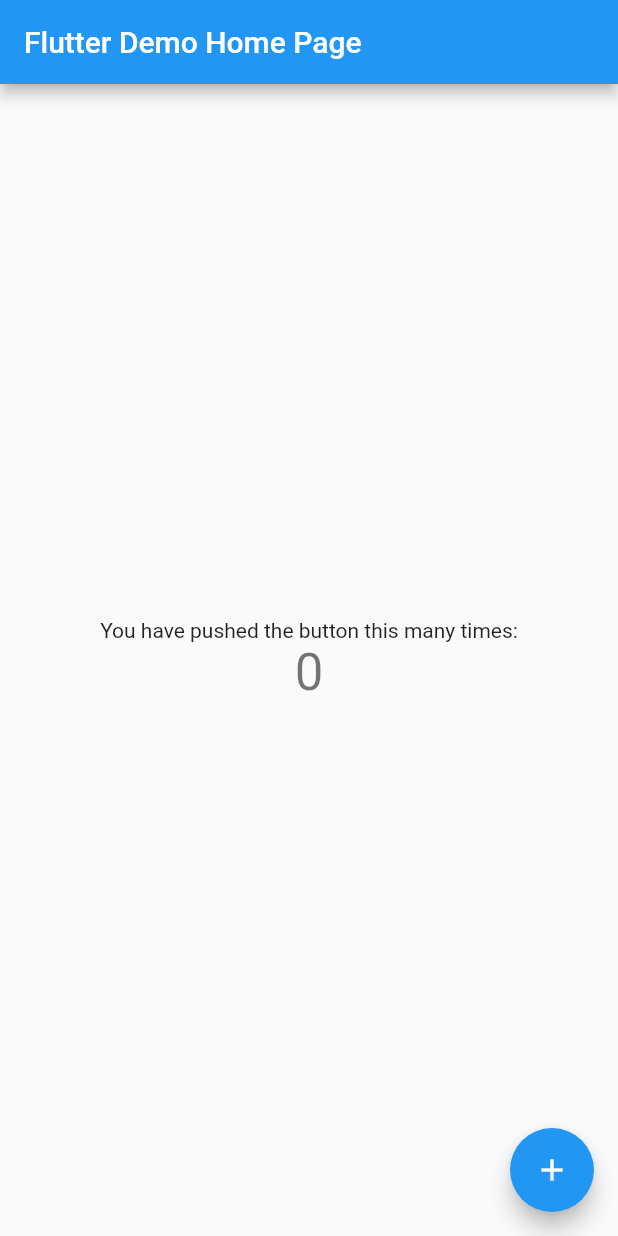
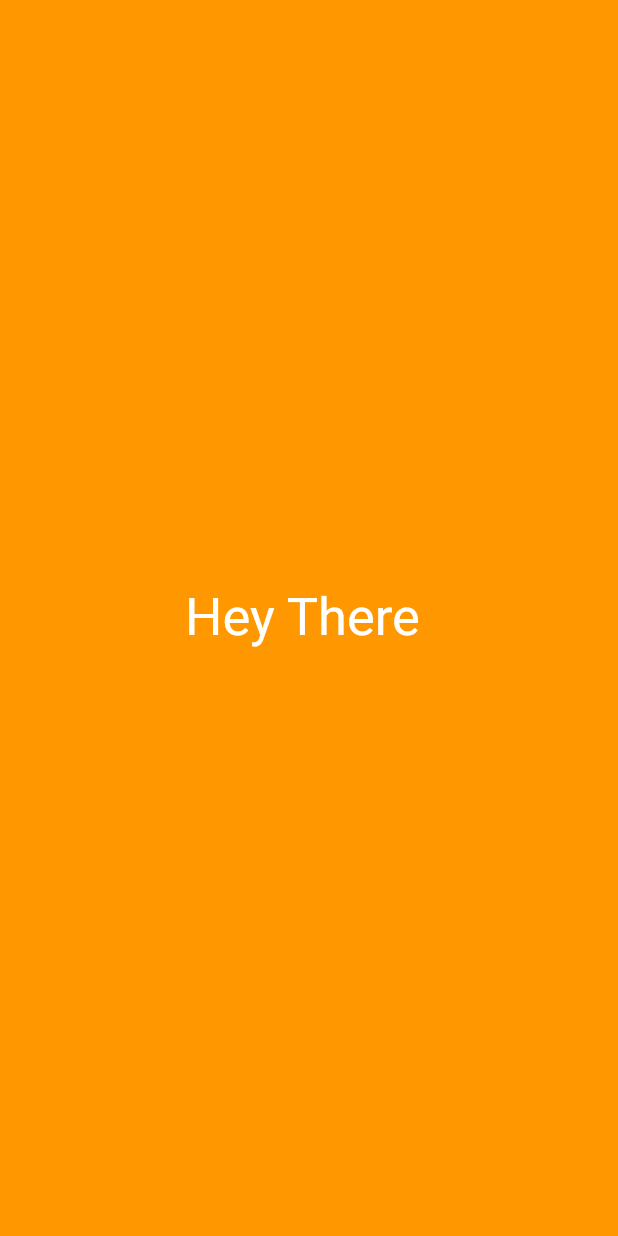
Before and after one commit to ArsaniT/new_project, a Flutter app: the screen it shows after launch, on a phone screen of 412 x 824 dp. Run offline on Flutter 3.47's test engine with Material 2 defaults, Android fonts, the phone set to English and light mode, and no system bars.

Commit message:
update Color Function

```diff
--- /dev/null
+++ b/lib/home__page.dart
@@ -0,0 +1,44 @@
+import 'dart:math';
+
+import 'package:flutter/material.dart';
+
+class HomePage extends StatefulWidget {
+  const HomePage({Key? key}) : super(key: key);
+
+  @override
+  State<HomePage> createState() => _HomePageState();
+}
+
+class _HomePageState extends State<HomePage> {
+
+  List colorList= [Colors.orange,Colors.red,Colors.blue,Colors.green];
+  int colorCount = 0;
+  Random random =  Random();
+  @override
+  Widget build(BuildContext context) {
+    return Scaffold(
+      body:InkWell(
+          onTap: (){
+            ///to change Colors Random
+            setState(() {
+              colorCount= random.nextInt(colorList.length);
+            });
+
+          },
+          child: Container(
+            width: MediaQuery.of(context).size.width,
+            height:  MediaQuery.of(context).size.height,
+            color: colorList[colorCount],
+            child: const Center(
+              child: Text(
+                "Hey There ",
+                style: TextStyle(
+                  color: Colors.white,
+                  fontSize: 35,
+                ),
+              ),
+            ),
+          )),
+    );
+  }
+}
--- a/lib/main.dart
+++ b/lib/main.dart
@@ -1,4 +1,6 @@
 import 'package:flutter/material.dart';
+
+import 'home__page.dart';
 
 void main() {
   runApp(const MyApp());
@@ -11,97 +13,9 @@ class MyApp extends StatelessWidget {
   @override
   Widget build(BuildContext context) {
     return MaterialApp(
-      title: 'Flutter Demo',
-      theme: ThemeData(
-
-        primarySwatch: Colors.blue,
-      ),
-      home: const MyHomePage(title: 'Flutter Demo Home Page'),
+      title: 'Demo To Change Color',
+     debugShowCheckedModeBanner: false,
+      home: const HomePage(),
     );
   }
 }
-
-class MyHomePage extends StatefulWidget {
-  const MyHomePage({super.key, required this.title});
-
-  // This widget is the home page of your application. It is stateful, meaning
-  // that it has a State object (defined below) that contains fields that affect
-  // how it looks.
-
-  // This class is the configuration for the state. It holds the values (in this
-  // case the title) provided by the parent (in this case the App widget) and
-  // used by the build method of the State. Fields in a Widget subclass are
-  // always marked "final".
-
-  final String title;
-
-  @override
-  State<MyHomePage> createState() => _MyHomePageState();
-}
-
-class _MyHomePageState extends State<MyHomePage> {
-  int _counter = 0;
-
-  void _incrementCounter() {
-    setState(() {
-      // This call to setState tells the Flutter framework that something has
-      // changed in this State, which causes it to rerun the build method below
-      // so that the display can reflect the updated values. If we changed
-      // _counter without calling setState(), then the build method would not be
-      // called again, and so nothing would appear to happen.
-      _counter++;
-    });
-  }
-
-  @override
-  Widget build(BuildContext context) {
-    // This method is rerun every time setState is called, for instance as done
-    // by the _incrementCounter method above.
-    //
-    // The Flutter framework has been optimized to make rerunning build methods
-    // fast, so that you can just rebuild anything that needs updating rather
-    // than having to individually change instances of widgets.
-    return Scaffold(
-      appBar: AppBar(
-        // Here we take the value from the MyHomePage object that was created by
-        // the App.build method, and use it to set our appbar title.
-        title: Text(widget.title),
-      ),
-      body: Center(
-        // Center is a layout widget. It takes a single child and positions it
-        // in the middle of the parent.
-        child: Column(
-          // Column is also a layout widget. It takes a list of children and
-          // arranges them vertically. By default, it sizes itself to fit its
-          // children horizontally, and tries to be as tall as its parent.
-          //
-          // Invoke "debug painting" (press "p" in the console, choose the
-          // "Toggle Debug Paint" action from the Flutter Inspector in Android
-          // Studio, or the "Toggle Debug Paint" command in Visual Studio Code)
-          // to see the wireframe for each widget.
-          //
-          // Column has various properties to control how it sizes itself and
-          // how it positions its children. Here we use mainAxisAlignment to
-          // center the children vertically; the main axis here is the vertical
-          // axis because Columns are vertical (the cross axis would be
-          // horizontal).
-          mainAxisAlignment: MainAxisAlignment.center,
-          children: <Widget>[
-            const Text(
-              'You have pushed the button this many times:',
-            ),
-            Text(
-              '$_counter',
-              style: Theme.of(context).textTheme.headline4,
-            ),
-          ],
-        ),
-      ),
-      floatingActionButton: FloatingActionButton(
-        onPressed: _incrementCounter,
-        tooltip: 'Increment',
-        child: const Icon(Icons.add),
-      ), // This trailing comma makes auto-formatting nicer for build methods.
-    );
-  }
-}
```
